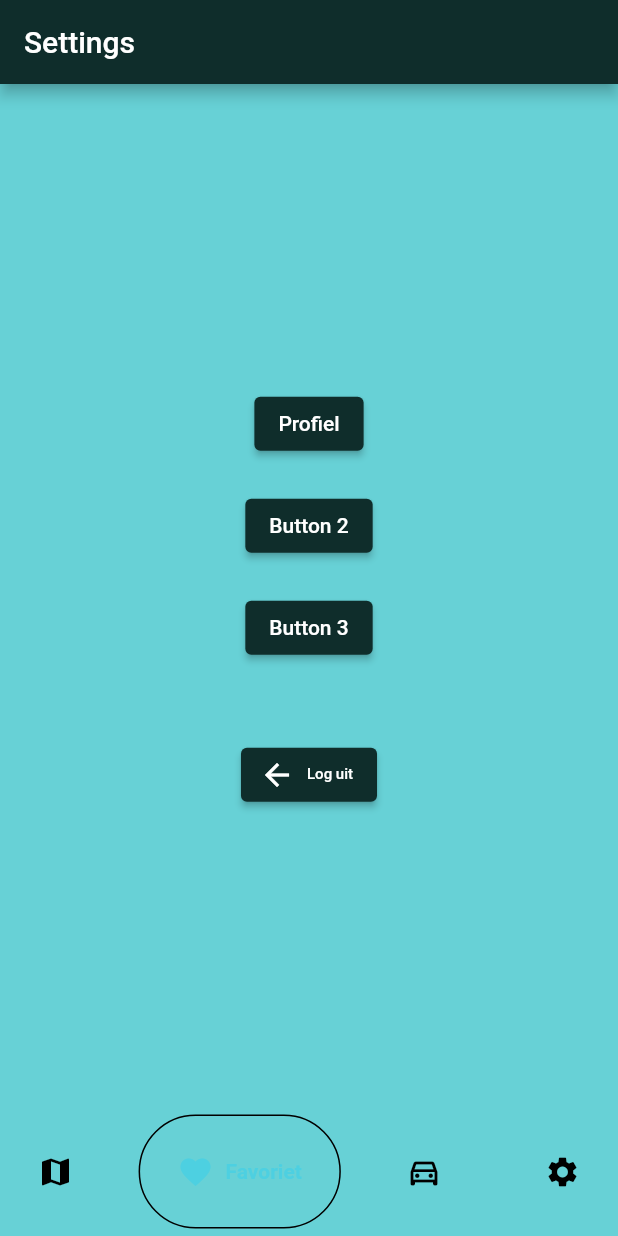
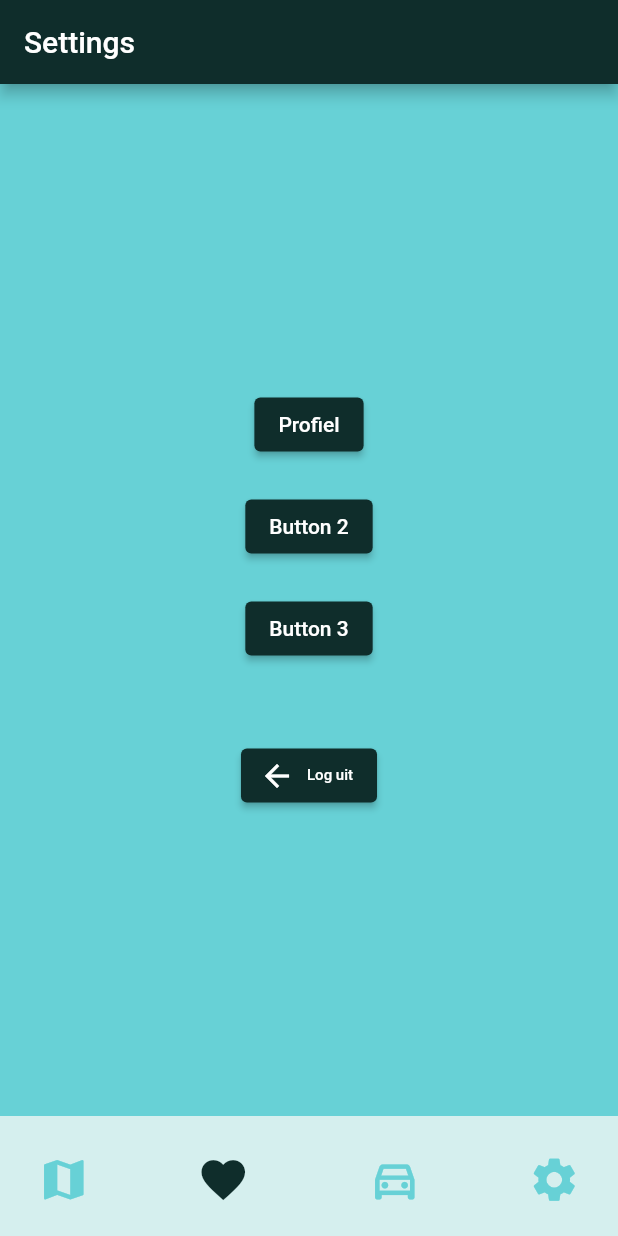
Before and after one commit to Lenaerts-Nestor/Project_Mobile_Development, a Flutter app: the HomePage screen opened directly, item 2 of the bottom bar chosen, on a phone screen of 412 x 824 dp. Run offline on Flutter 3.47's test engine with Material 2 defaults, Android fonts, the light colour scheme and no system bars; drawn by our look-alikes of google_nav_bar; our stand-ins replace cloud_firestore, firebase_auth, firebase_core, flutter_map, latlong2; accounts and stored records are empty.

Commit message:
navigatiebar kleuren aangepast

```diff
--- a/lib/components/navigationbar.dart
+++ b/lib/components/navigationbar.dart
@@ -1,5 +1,6 @@
 // ignore_for_file: must_be_immutable
 
+import 'style/designStyle.dart' as style;
 import 'package:flutter/material.dart';
 import 'package:google_nav_bar/google_nav_bar.dart';
 
@@ -9,31 +10,36 @@ class MyNavigationBar extends StatelessWidget {
 
   @override
   Widget build(BuildContext context) {
-    return Padding(
-      padding: const EdgeInsets.only(bottom: 5.0),
+    return SizedBox(
+      height: 80,
+      child: Padding(
+        padding: const EdgeInsets.only(left: 0.0),
         child: GNav(
+
           onTabChange: (value) => onTabChange!(value),
-        activeColor: Colors.cyan[300],
-        tabActiveBorder: Border.all(color: Colors.black),
+          activeColor: style.color6,
+          backgroundColor: style.color2,
+          color: style.color4,
           gap: 8,
           tabs: const [
             GButton(
               icon: Icons.map,
-            text: 'Map',
+              iconSize: style.iconSizeNav,
             ),
             GButton(
               icon: Icons.favorite,
-            text: 'Favoriet',
+              iconSize: style.iconSizeNav,
             ),
             GButton(
               icon: Icons.directions_car_outlined,
-            text: 'Parking',
+              iconSize: style.iconSizeNav,
             ),
             GButton(
               icon: Icons.settings,
-            text: 'Settings',
+              iconSize: style.iconSizeNav,
             ),
           ],
+        ),
       ),
     );
   }
```
Lines whose indentation alone changed are shown as unchanged.
